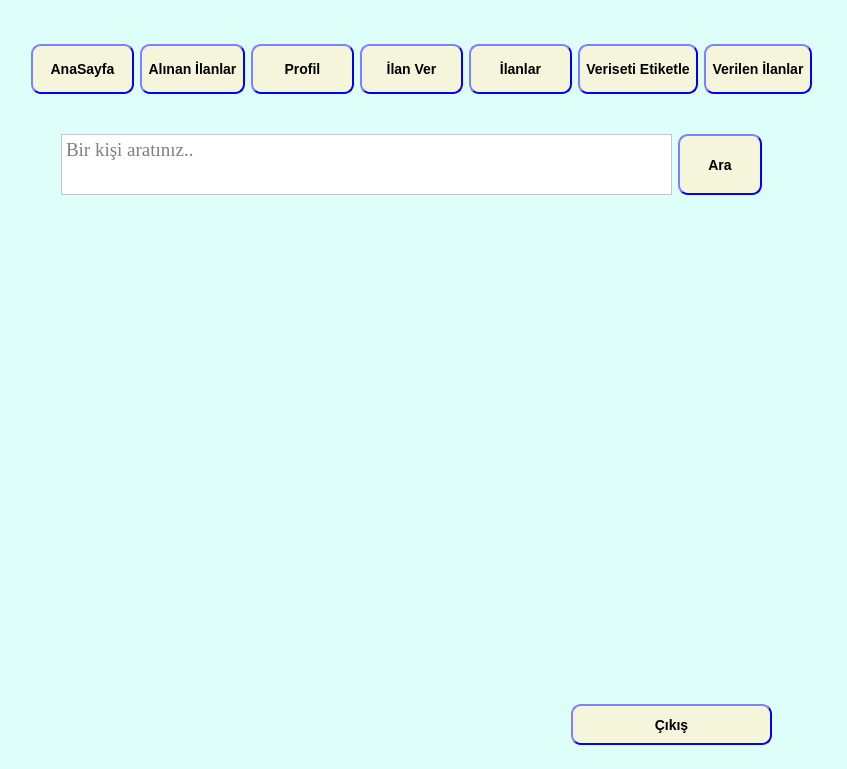
The window that LABELLAB.ui (Burak-Tasci/LABELLAB) describes before a commit, drawn with Qt 5.
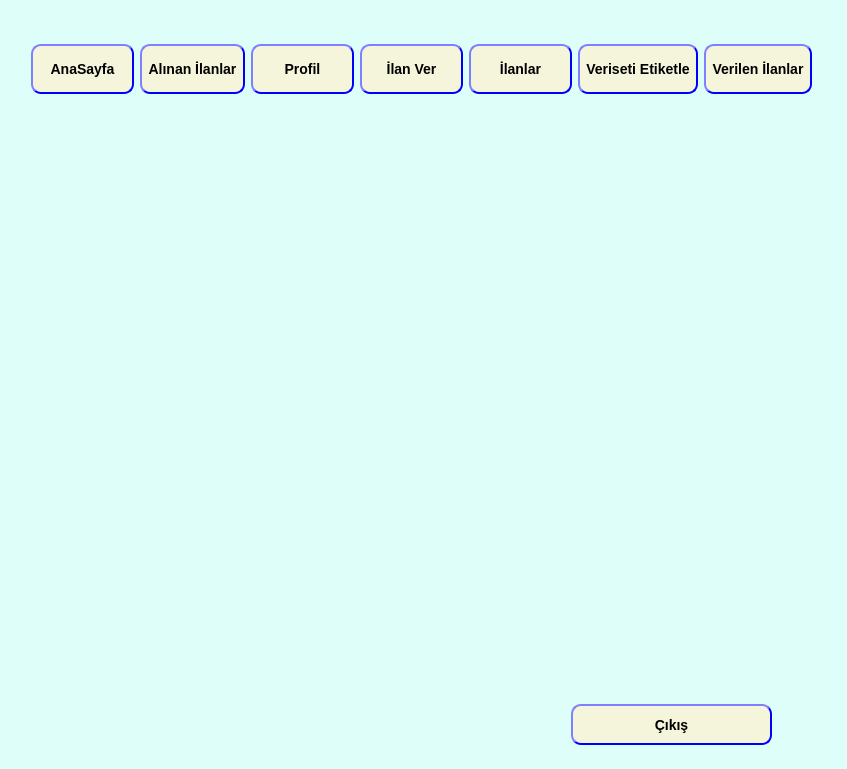
The same window after the commit. The open tabs and pages were chosen to show the change. Icons and pictures are not drawn.

The edit to the form file:
```diff
--- a/LABELLAB.ui
+++ b/LABELLAB.ui
@@ -1766,95 +1766,6 @@
          </widget>
         </widget>
        </widget>
-       <widget class="QWidget" name="horizontalLayoutWidget_2">
-        <property name="geometry">
-         <rect>
-          <x>50</x>
-          <y>120</y>
-          <width>701</width>
-          <height>61</height>
-         </rect>
-        </property>
-        <layout class="QHBoxLayout" name="horizontalLayout_2">
-         <item>
-          <widget class="QTextEdit" name="textEdit">
-           <property name="sizePolicy">
-            <sizepolicy hsizetype="Preferred" vsizetype="Fixed">
-             <horstretch>0</horstretch>
-             <verstretch>0</verstretch>
-            </sizepolicy>
-           </property>
-           <property name="maximumSize">
-            <size>
-             <width>16777215</width>
-             <height>16777215</height>
-            </size>
-           </property>
-           <property name="font">
-            <font>
-             <family>Times New Roman</family>
-             <pointsize>14</pointsize>
-            </font>
-           </property>
-           <property name="styleSheet">
-            <string notr="true">background:rgb(255,255,255);</string>
-           </property>
-           <property name="documentTitle">
-            <string/>
-           </property>
-           <property name="html">
-            <string>&lt;!DOCTYPE HTML PUBLIC &quot;-//W3C//DTD HTML 4.0//EN&quot; &quot;http://www.w3.org/TR/REC-html40/strict.dtd&quot;&gt;
-&lt;html&gt;&lt;head&gt;&lt;meta name=&quot;qrichtext&quot; content=&quot;1&quot; /&gt;&lt;style type=&quot;text/css&quot;&gt;
-p, li { white-space: pre-wrap; }
-&lt;/style&gt;&lt;/head&gt;&lt;body style=&quot; font-family:'Times New Roman'; font-size:14pt; font-weight:400; font-style:normal;&quot;&gt;
-&lt;p align=&quot;justify&quot; style=&quot;-qt-paragraph-type:empty; margin-top:0px; margin-bottom:0px; margin-left:0px; margin-right:0px; -qt-block-indent:0; text-indent:0px;&quot;&gt;&lt;br /&gt;&lt;/p&gt;&lt;/body&gt;&lt;/html&gt;</string>
-           </property>
-           <property name="placeholderText">
-            <string>Bir kişi aratınız..</string>
-           </property>
-          </widget>
-         </item>
-         <item>
-          <widget class="QPushButton" name="Ara">
-           <property name="sizePolicy">
-            <sizepolicy hsizetype="Fixed" vsizetype="Expanding">
-             <horstretch>0</horstretch>
-             <verstretch>0</verstretch>
-            </sizepolicy>
-           </property>
-           <property name="minimumSize">
-            <size>
-             <width>84</width>
-             <height>50</height>
-            </size>
-           </property>
-           <property name="styleSheet">
-            <string notr="true">#Ara
-{
-font: 75 14pt &quot;Times New Roman&quot;;
-
-background: beige;
-border-style: outset;
-border-width: 2px;
-border-radius: 10px;
-border-color: blue;
-font: bold 14px;
-min-width: 4em;
-padding: 6px;
-
-}
-#Ara:pressed
-{
-	background-color:rgb(255,255,255);
-}</string>
-           </property>
-           <property name="text">
-            <string>Ara</string>
-           </property>
-          </widget>
-         </item>
-        </layout>
-       </widget>
       </widget>
       <widget class="QWidget" name="Giris">
        <property name="sizePolicy">
```
Left out of the diff: 18 changed lines with no effect on the pictures.
